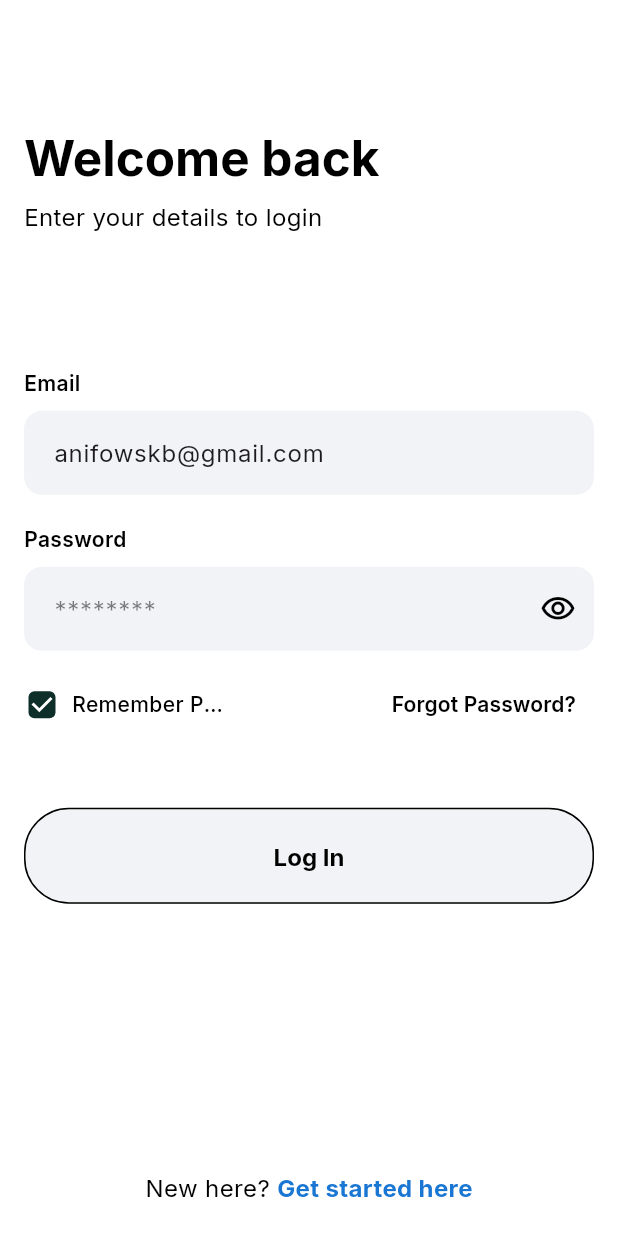
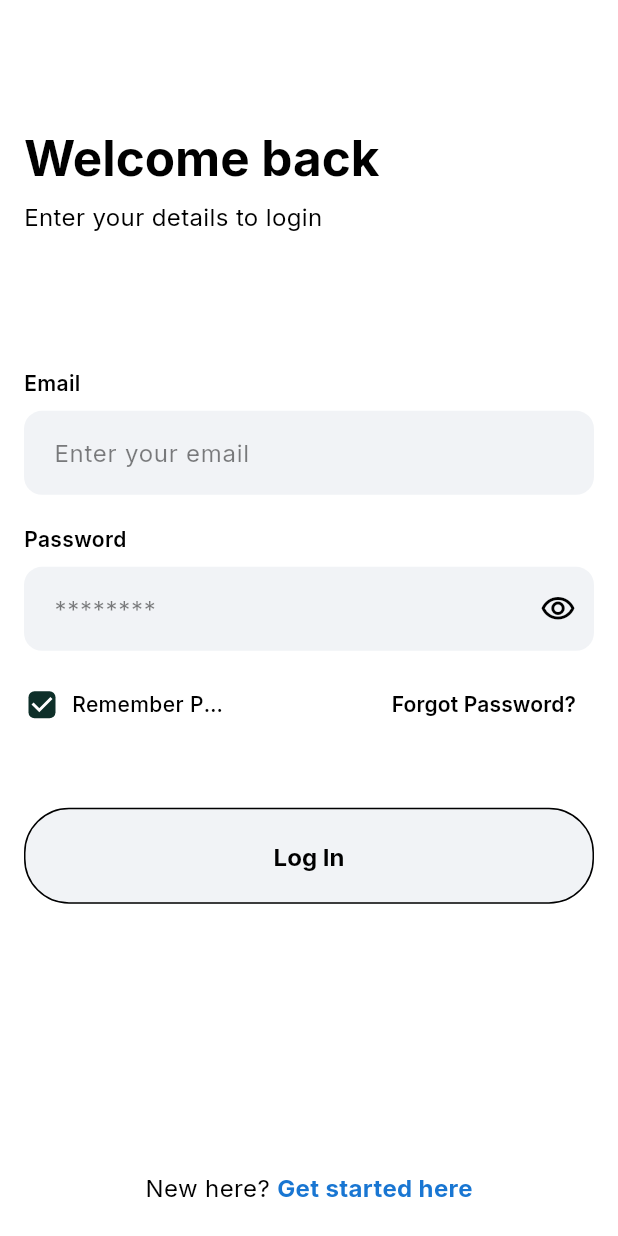
Before and after one commit to Alphadude/safevault-assesment, a Flutter app: the screen it shows after launch, on a phone screen of 412 x 824 dp. Run offline on Flutter 3.47's test engine with Material 3 defaults, Android fonts, the light colour scheme and no system bars; our stand-ins replace dartz, equatable, flutter_riverpod, google_fonts.

Commit message:
UI: Remove default email value from login field

```diff
--- a/lib/features/auth/presentation/screens/login_screen.dart
+++ b/lib/features/auth/presentation/screens/login_screen.dart
@@ -13,7 +13,7 @@ class LoginScreen extends ConsumerStatefulWidget {
 
 class _LoginScreenState extends ConsumerState<LoginScreen> {
   final _formKey = GlobalKey<FormState>();
-  final _emailController = TextEditingController(text: 'anifowskb@gmail.com');
+  final _emailController = TextEditingController();
   final _passwordController = TextEditingController();
   bool _rememberPassword = true;
   bool _obscurePassword = true;
```
